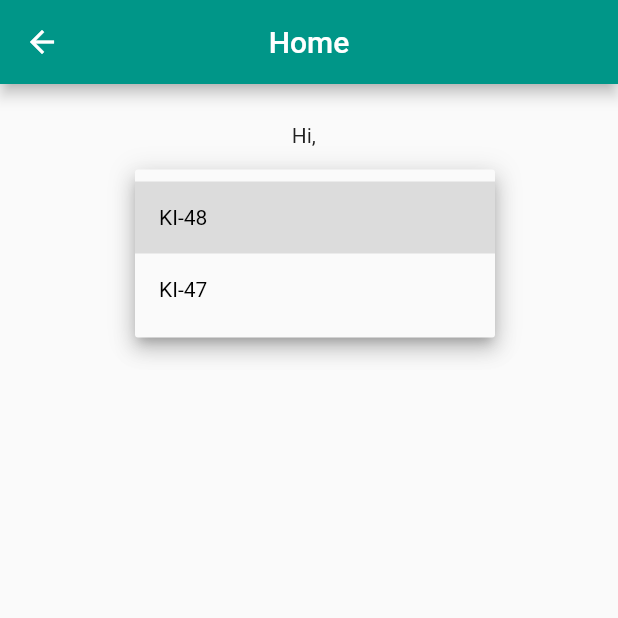
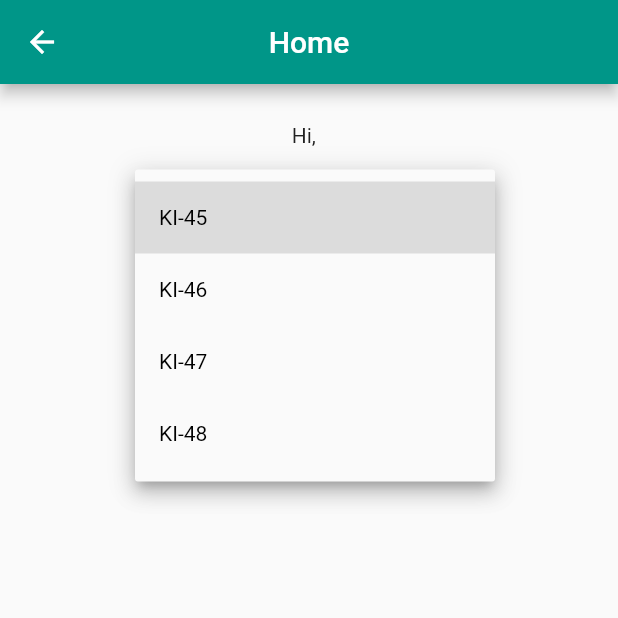
Before and after one commit to volodya0/flutter-lab, a Flutter app: the HomePage screen opened directly with empty values, after a tap on "Choose your group", on a phone screen of 412 x 824 dp, the top half of it. Run offline on Flutter 3.47's test engine with Material 2 defaults, Android fonts, the phone set to English and light mode, and no system bars.

Commit message:
more data added

```diff
--- a/lib/data.dart
+++ b/lib/data.dart
@@ -84,38 +84,81 @@ class ScheduleData {
   };
 
   final Map<String, List> _dataRaw = {
-    "KI-48": [
+    "KI-45": [
       {
         'day': 1,
         'subjects': [
-          {'name': 'Math', 'order': 1, 'link': 'fakeLink'}
+          {'name': 'Software Engineering', 'order': 4, 'link': 'fakeLink'},
+          {'name': 'Computer Networks', 'order': 6, 'link': 'fakeLink'},
         ]
       },
       {
         'day': 2,
         'subjects': [
-          {'name': 'Programming', 'order': 3, 'link': 'fakeLink'},
-          {'name': 'Math', 'order': 4, 'link': 'fakeLink'}
+          {'name': 'Operating Systems', 'order': 1, 'link': 'fakeLink'},
+          {'name': 'Algorithms', 'order': 3, 'link': 'fakeLink'},
         ]
       },
       {
         'day': 3,
         'subjects': [
-          {'name': 'Testing', 'order': 6, 'link': 'fakeLink'},
-          {'name': 'Math', 'order': 4, 'link': 'fakeLink'}
+          {'name': 'Software Engineering', 'order': 4, 'link': 'fakeLink'},
+          {'name': 'Testing', 'order': 5, 'link': 'fakeLink'},
+          {'name': 'Databases', 'order': 6, 'link': 'fakeLink'},
         ]
       },
       {
         'day': 4,
         'subjects': [
-          {'name': 'Testing', 'order': 6, 'link': 'fakeLink'},
-          {'name': 'Math', 'order': 4, 'link': 'fakeLink'}
+          {'name': 'Databases', 'order': 4, 'link': 'fakeLink'},
+          {'name': 'Computer Networks', 'order': 6, 'link': 'fakeLink'},
         ]
       },
       {
         'day': 5,
         'subjects': [
-          {'name': 'Math', 'order': 1, 'link': 'fakeLink'}
+          {'name': 'Operating Systems', 'order': 1, 'link': 'fakeLink'},
+          {'name': 'Computer Networks', 'order': 3, 'link': 'fakeLink'},
+          {'name': 'Testing', 'order': 5, 'link': 'fakeLink'},
+        ]
+      },
+    ],
+    "KI-46": [
+      {
+        'day': 1,
+        'subjects': [
+          {'name': 'Software Engineering', 'order': 4, 'link': 'fakeLink'},
+        ]
+      },
+      {
+        'day': 2,
+        'subjects': [
+          {'name': 'Operating Systems', 'order': 1, 'link': 'fakeLink'},
+          {'name': 'Algorithms', 'order': 3, 'link': 'fakeLink'},
+          {'name': 'Databases', 'order': 4, 'link': 'fakeLink'},
+        ]
+      },
+      {
+        'day': 3,
+        'subjects': [
+          {'name': 'Testing', 'order': 5, 'link': 'fakeLink'},
+          {'name': 'Computer Networks', 'order': 3, 'link': 'fakeLink'},
+          {'name': 'Computer Networks', 'order': 6, 'link': 'fakeLink'},
+        ]
+      },
+      {
+        'day': 4,
+        'subjects': [
+          {'name': 'Software Engineering', 'order': 4, 'link': 'fakeLink'},
+          {'name': 'Databases', 'order': 6, 'link': 'fakeLink'},
+          {'name': 'Testing', 'order': 5, 'link': 'fakeLink'},
+        ]
+      },
+      {
+        'day': 5,
+        'subjects': [
+          {'name': 'Operating Systems', 'order': 1, 'link': 'fakeLink'},
+          {'name': 'Computer Networks', 'order': 6, 'link': 'fakeLink'},
         ]
       },
     ],
@@ -123,34 +166,77 @@ class ScheduleData {
       {
         'day': 1,
         'subjects': [
-          {'name': 'Math', 'order': 1, 'link': 'fakeLink'}
+          {'name': 'Operating Systems', 'order': 1, 'link': 'fakeLink'},
+          {'name': 'Computer Networks', 'order': 3, 'link': 'fakeLink'},
+          {'name': 'Software Engineering', 'order': 4, 'link': 'fakeLink'},
         ]
       },
       {
         'day': 2,
         'subjects': [
-          {'name': 'Programming', 'order': 3, 'link': 'fakeLink'},
-          {'name': 'Math', 'order': 4, 'link': 'fakeLink'}
+          {'name': 'Algorithms', 'order': 3, 'link': 'fakeLink'},
+          {'name': 'Databases', 'order': 4, 'link': 'fakeLink'},
         ]
       },
       {
         'day': 3,
         'subjects': [
-          {'name': 'Testing', 'order': 6, 'link': 'fakeLink'},
-          {'name': 'Math', 'order': 4, 'link': 'fakeLink'}
+          {'name': 'Testing', 'order': 5, 'link': 'fakeLink'},
+          {'name': 'Computer Networks', 'order': 6, 'link': 'fakeLink'},
         ]
       },
       {
         'day': 4,
         'subjects': [
-          {'name': 'Testing', 'order': 6, 'link': 'fakeLink'},
-          {'name': 'Math', 'order': 4, 'link': 'fakeLink'}
+          {'name': 'Software Engineering', 'order': 4, 'link': 'fakeLink'},
+          {'name': 'Databases', 'order': 6, 'link': 'fakeLink'},
         ]
       },
       {
         'day': 5,
         'subjects': [
-          {'name': 'Math', 'order': 1, 'link': 'fakeLink'}
+          {'name': 'Operating Systems', 'order': 1, 'link': 'fakeLink'},
+          {'name': 'Testing', 'order': 5, 'link': 'fakeLink'},
+          {'name': 'Computer Networks', 'order': 6, 'link': 'fakeLink'},
+        ]
+      },
+    ],
+    "KI-48": [
+      {
+        'day': 1,
+        'subjects': [
+          {'name': 'Computer Networks', 'order': 3, 'link': 'fakeLink'},
+          {'name': 'Software Engineering', 'order': 4, 'link': 'fakeLink'},
+        ]
+      },
+      {
+        'day': 2,
+        'subjects': [
+          {'name': 'Algorithms', 'order': 3, 'link': 'fakeLink'},
+          {'name': 'Databases', 'order': 4, 'link': 'fakeLink'},
+          {'name': 'Operating Systems', 'order': 1, 'link': 'fakeLink'},
+        ]
+      },
+      {
+        'day': 3,
+        'subjects': [
+          {'name': 'Testing', 'order': 5, 'link': 'fakeLink'},
+          {'name': 'Computer Networks', 'order': 6, 'link': 'fakeLink'},
+        ]
+      },
+      {
+        'day': 4,
+        'subjects': [
+          {'name': 'Computer Networks', 'order': 6, 'link': 'fakeLink'},
+        ]
+      },
+      {
+        'day': 5,
+        'subjects': [
+          {'name': 'Operating Systems', 'order': 1, 'link': 'fakeLink'},
+          {'name': 'Software Engineering', 'order': 4, 'link': 'fakeLink'},
+          {'name': 'Databases', 'order': 6, 'link': 'fakeLink'},
+          {'name': 'Testing', 'order': 5, 'link': 'fakeLink'},
         ]
       },
     ],
```
